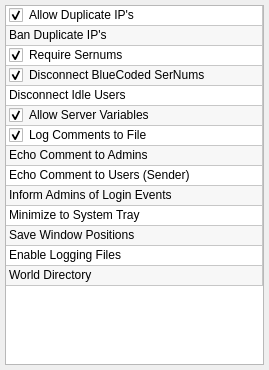
Old version of the form ui/widgets/settingswidget.ui in the repository StarixWoS/ReMix.
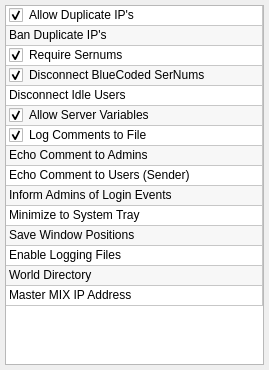
New version of the form.

Diff of the .ui file:
```diff
--- a/ui/widgets/settingswidget.ui
+++ b/ui/widgets/settingswidget.ui
@@ -179,6 +179,11 @@
        <string>13</string>
       </property>
      </row>
+     <row>
+      <property name="text">
+       <string>14</string>
+      </property>
+     </row>
      <column>
       <property name="text">
        <string>Options: ( Double-click to enable or disable )</string>
@@ -338,6 +343,14 @@
        <enum>Unchecked</enum>
       </property>
      </item>
+     <item row="14" column="0">
+      <property name="text">
+       <string>Master MIX IP Address</string>
+      </property>
+      <property name="checkState">
+       <enum>Unchecked</enum>
+      </property>
+     </item>
     </widget>
    </item>
   </layout>
```
